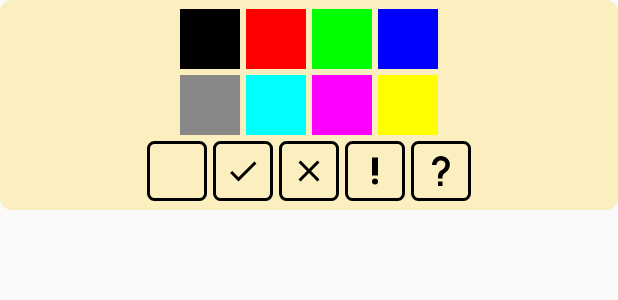
After one commit to JorikFat/SeekSheet, an Android app: the layout popup_selecticon.xml on its own in the app's theme, with its tools: preview values and no code run, on a phone screen of 412 x 824 dp. The commit adds this screen. Shown: the top 300 px of the screen. Run offline under Robolectric (Android 15) with nearby library versions, the phone set to English and light mode, and no system bars.

Commit message:
add colors to selection

```diff
--- a/app/build.gradle
+++ b/app/build.gradle
@@ -9,7 +9,7 @@ android {
         minSdkVersion 16
         targetSdkVersion 30
         versionCode 1
-        versionName "0.5.0 [84]"
+        versionName "0.5.0 [118]"
         vectorDrawables.useSupportLibrary = true
         testInstrumentationRunner "androidx.test.runner.AndroidJUnitRunner"
     }
--- /dev/null
+++ b/app/src/main/java/dev/jorik/cluegame/entity/Color.java
@@ -0,0 +1,3 @@
+package dev.jorik.cluegame.entity;
+
+public enum Color {BLACK, RED, GREEN, BLUE, GRAY, CYAN, MAGENTA, YELLOW}
--- a/app/src/main/java/dev/jorik/cluegame/modals/SelectionCallback.java
+++ b/app/src/main/java/dev/jorik/cluegame/modals/SelectionCallback.java
@@ -3,7 +3,9 @@ package dev.jorik.cluegame.modals;
 import android.widget.ImageView;
 
 import dev.jorik.cluegame.CellValue;
+import dev.jorik.cluegame.entity.Color;
 
 public interface SelectionCallback{
     void selectIcon(ImageView cell, CellValue value);
+    void selectColor(Color color);
 }
--- /dev/null
+++ b/app/src/main/res/drawable/bg_selector_item.xml
@@ -0,0 +1,10 @@
+<?xml version="1.0" encoding="utf-8"?>
+<shape xmlns:android="http://schemas.android.com/apk/res/android"
+    android:shape="rectangle">
+
+    <corners android:radius="4dp" />
+    <stroke android:color="@color/black"
+        android:width="2dp"
+        />
+
+</shape>
--- /dev/null
+++ b/app/src/main/res/layout/popup_selecticon.xml
@@ -0,0 +1,102 @@
+<?xml version="1.0" encoding="utf-8"?>
+<LinearLayout
+    xmlns:android="http://schemas.android.com/apk/res/android"
+    xmlns:app="http://schemas.android.com/apk/res-auto"
+    android:layout_width="match_parent"
+    android:layout_height="wrap_content"
+    android:orientation="vertical"
+    android:background="@drawable/bg_selection"
+    android:padding="4dp"
+    >
+
+    <TableLayout style="@style/Selection.Container">
+
+        <TableRow style="@style/Selection.Container"
+            android:gravity="center"
+            >
+
+            <View android:id="@+id/view_selector_black"
+                style="@style/Selection.Item"
+                android:background="@color/black"
+                />
+
+            <View android:id="@+id/view_selector_red"
+                style="@style/Selection.Item"
+                android:background="@color/red"
+                />
+
+            <View android:id="@+id/view_selector_green"
+                style="@style/Selection.Item"
+                android:background="@color/green"
+                />
+
+            <View android:id="@+id/view_selector_blue"
+                style="@style/Selection.Item"
+                android:background="@color/blue"
+                />
+
+        </TableRow>
+
+        <TableRow style="@style/Selection.Container"
+            android:gravity="center"
+            >
+
+            <View android:id="@+id/view_selector_gray"
+                style="@style/Selection.Item"
+                android:background="@color/gray"
+                />
+
+            <View android:id="@+id/view_selector_cyan"
+                style="@style/Selection.Item"
+                android:background="@color/cyan"
+                />
+
+            <View android:id="@+id/view_selector_magenta"
+                style="@style/Selection.Item"
+                android:background="@color/magenta"
+                />
+
+            <View android:id="@+id/view_selector_yellow"
+                style="@style/Selection.Item"
+                android:background="@color/yellow"
+                />
+
+        </TableRow>
+
+    </TableLayout>
+
+    <LinearLayout
+        style="@style/Selection.Container"
+        android:orientation="horizontal"
+        android:gravity="center"
+        >
+
+        <ImageView android:id="@+id/iv_select_clear"
+            style="@style/Selection.Item"
+            android:padding="16dp"
+            app:srcCompat="@drawable/ic_empty"
+            />
+
+        <ImageView android:id="@+id/iv_select_check"
+            style="@style/Selection.Item"
+            app:srcCompat="@drawable/ic_check"
+            />
+
+        <ImageView android:id="@+id/iv_select_cross"
+            style="@style/Selection.Item"
+            app:srcCompat="@drawable/ic_cross"
+            />
+
+        <ImageView android:id="@+id/iv_select_exclamation"
+            style="@style/Selection.Item"
+            app:srcCompat="@drawable/ic_exclamation"
+            />
+
+        <ImageView android:id="@+id/iv_select_question"
+            style="@style/Selection.Item"
+            app:srcCompat="@drawable/ic_question"
+            />
+
+    </LinearLayout>
+
+</LinearLayout>
--- a/app/src/main/res/values/colors.xml
+++ b/app/src/main/res/values/colors.xml
@@ -5,4 +5,13 @@
     <color name="colorAccent">#03DAC5</color>
     <color name="sheetBlue">#2A3E97</color>
     <color name="beige">#FBEEBF</color>
+
+    <color name="black">#000</color>
+    <color name="red">#F00</color>
+    <color name="green">#0F0</color>
+    <color name="blue">#00F</color>
+    <color name="gray">#888</color>
+    <color name="cyan">#0FF</color>
+    <color name="magenta">#F0F</color>
+    <color name="yellow">#FF0</color>
 </resources>
--- /dev/null
+++ b/app/src/main/res/values/dimens.xml
@@ -0,0 +1,4 @@
+<?xml version="1.0" encoding="utf-8"?>
+<resources>
+    <dimen name="rowHeight">30dp</dimen>
+</resources>
--- a/app/src/main/res/values/styles.xml
+++ b/app/src/main/res/values/styles.xml
@@ -7,4 +7,17 @@
         <item name="colorAccent">@color/colorAccent</item>
     </style>
 
+    <style name="Selection"/>
+    <style name="Selection.Container">
+        <item name="android:layout_width">match_parent</item>
+        <item name="android:layout_height">wrap_content</item>
+    </style>
+    <style name="Selection.Item" parent="Selection">
+        <item name="android:layout_width">40dp</item>
+        <item name="android:layout_height">40dp</item>
+        <item name="android:padding">8dp</item>
+        <item name="android:layout_margin">2dp</item>
+        <item name="android:background">@drawable/bg_selector_item</item>
+    </style>
+
 </resources>
```
Also changed, not shown: app/src/main/java/dev/jorik/cluegame/SheetActivity.java (+11 -1 lines), app/src/main/java/dev/jorik/cluegame/modals/SelectionPopup.java (+62 -7 lines), app/src/main/res/layout/dialog_selecticon.xml (deleted, +0 -46 lines).
